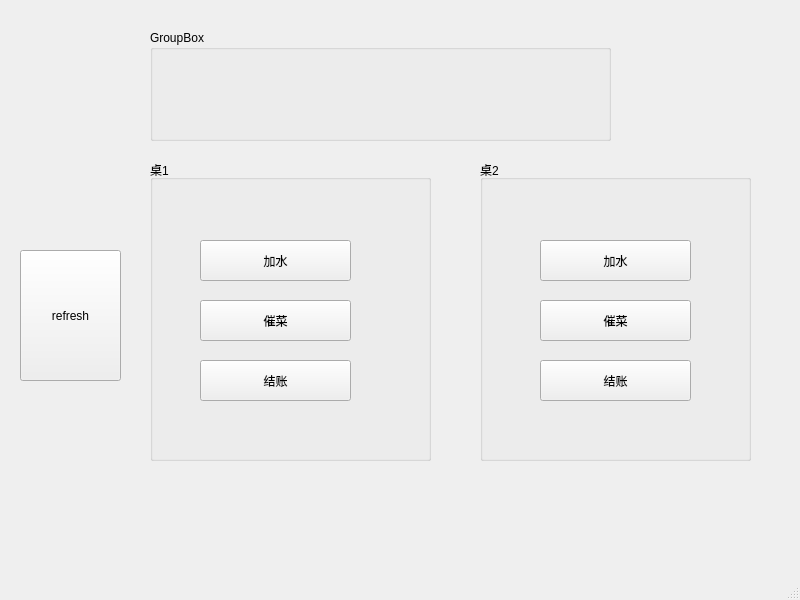
Old version of the form Restaurant/waiterwindow.ui in the repository PG98/2017SepQt.
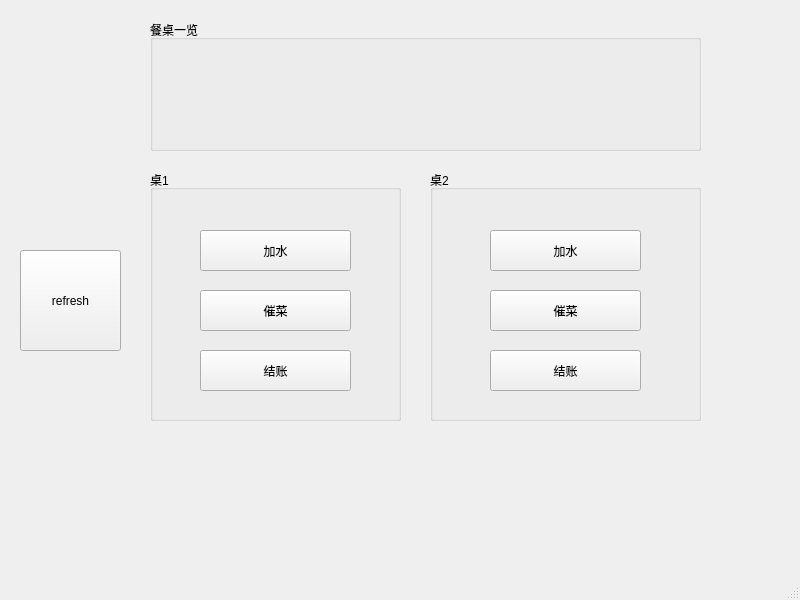
New version of the form.

What changed in the file:
```diff
--- a/Restaurant/waiterwindow.ui
+++ b/Restaurant/waiterwindow.ui
@@ -18,9 +18,9 @@
     <property name="geometry">
      <rect>
       <x>150</x>
-      <y>160</y>
-      <width>281</width>
-      <height>301</height>
+      <y>170</y>
+      <width>251</width>
+      <height>251</height>
      </rect>
     </property>
     <property name="title">
@@ -30,7 +30,7 @@
      <property name="geometry">
       <rect>
        <x>50</x>
-       <y>80</y>
+       <y>60</y>
        <width>151</width>
        <height>41</height>
       </rect>
@@ -43,7 +43,7 @@
      <property name="geometry">
       <rect>
        <x>50</x>
-       <y>140</y>
+       <y>120</y>
        <width>151</width>
        <height>41</height>
       </rect>
@@ -56,7 +56,7 @@
      <property name="geometry">
       <rect>
        <x>50</x>
-       <y>200</y>
+       <y>180</y>
        <width>151</width>
        <height>41</height>
       </rect>
@@ -69,10 +69,10 @@
    <widget class="QGroupBox" name="box2">
     <property name="geometry">
      <rect>
-      <x>480</x>
-      <y>160</y>
+      <x>430</x>
+      <y>170</y>
       <width>271</width>
-      <height>301</height>
+      <height>251</height>
      </rect>
     </property>
     <property name="title">
@@ -82,7 +82,7 @@
      <property name="geometry">
       <rect>
        <x>60</x>
-       <y>80</y>
+       <y>60</y>
        <width>151</width>
        <height>41</height>
       </rect>
@@ -95,7 +95,7 @@
      <property name="geometry">
       <rect>
        <x>60</x>
-       <y>140</y>
+       <y>120</y>
        <width>151</width>
        <height>41</height>
       </rect>
@@ -108,7 +108,7 @@
      <property name="geometry">
       <rect>
        <x>60</x>
-       <y>200</y>
+       <y>180</y>
        <width>151</width>
        <height>41</height>
       </rect>
@@ -118,32 +118,32 @@
      </property>
     </widget>
    </widget>
-   <widget class="QGroupBox" name="box">
-    <property name="geometry">
-     <rect>
-      <x>150</x>
-      <y>30</y>
-      <width>461</width>
-      <height>111</height>
-     </rect>
-    </property>
-    <property name="title">
-     <string>GroupBox</string>
-    </property>
-   </widget>
    <widget class="QPushButton" name="refreshBtn">
     <property name="geometry">
      <rect>
       <x>20</x>
       <y>250</y>
       <width>101</width>
-      <height>131</height>
+      <height>101</height>
      </rect>
     </property>
     <property name="text">
      <string>refresh</string>
     </property>
    </widget>
+   <widget class="QGroupBox" name="box">
+    <property name="geometry">
+     <rect>
+      <x>150</x>
+      <y>20</y>
+      <width>551</width>
+      <height>131</height>
+     </rect>
+    </property>
+    <property name="title">
+     <string>餐桌一览</string>
+    </property>
+   </widget>
   </widget>
   <widget class="QMenuBar" name="menubar">
    <property name="geometry">
```
